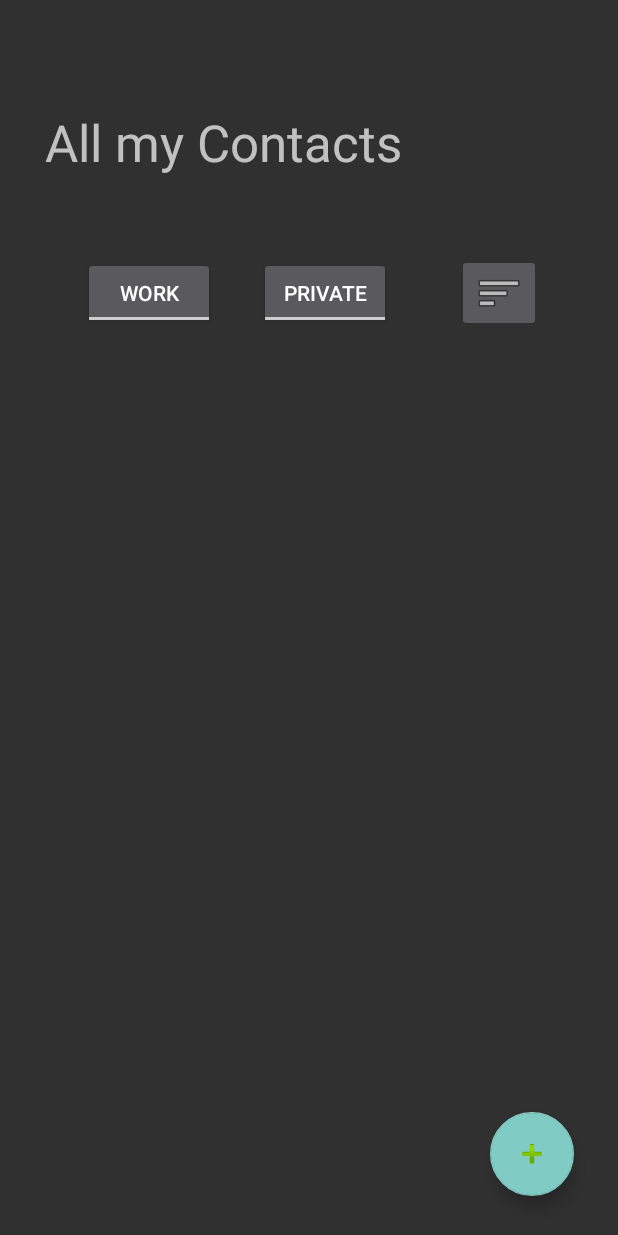
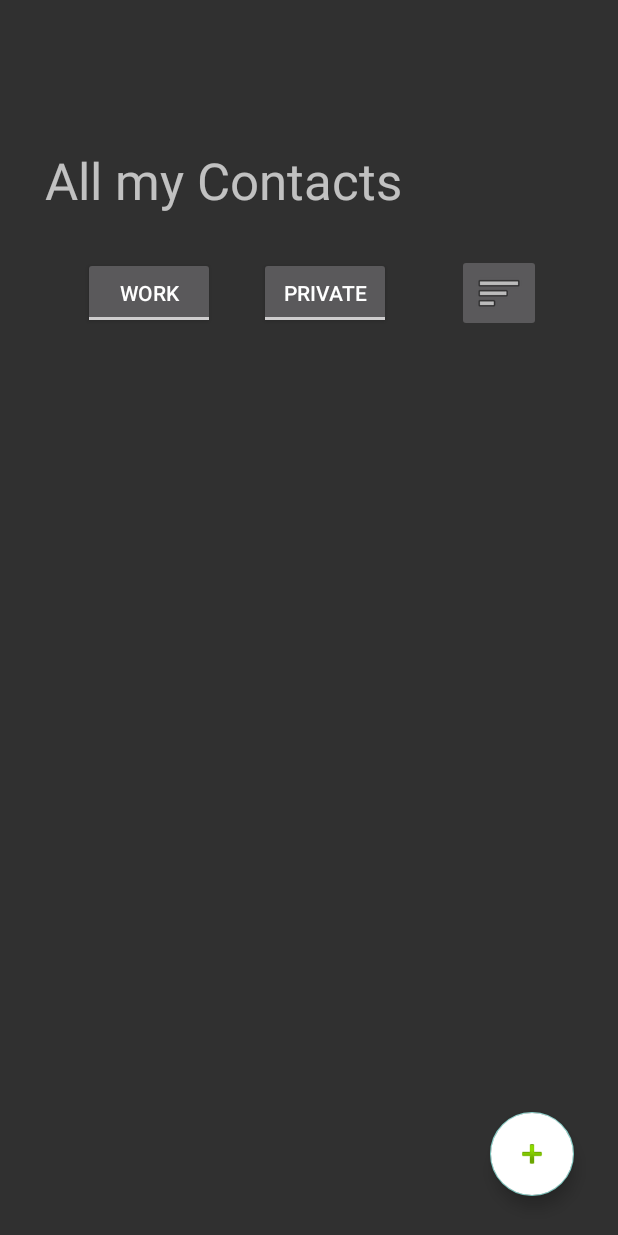
Before and after one commit to MH-p/Vertiefung, an Android app: the MainActivity screen opened directly, with no data from a screen before it, on a phone screen of 412 x 824 dp. Run offline under Robolectric (Android 15) with nearby library versions, the phone set to English and light mode, and no system bars; our stand-ins replace Firebase (no records; nobody signed in at launch, a user with empty details on screens opened directly).

Commit message:
fixing UI

```diff
--- a/app/src/main/java/com/example/vertiefungqrvisitenkartenapp/MainActivity.kt
+++ b/app/src/main/java/com/example/vertiefungqrvisitenkartenapp/MainActivity.kt
@@ -28,6 +28,7 @@ class MainActivity : AppCompatActivity() {
         userRecyclerview.setHasFixedSize(true)
         userArrayList = arrayListOf()
 
+
         configureButtons()
         configureRecyclerView()
 
@@ -43,7 +44,7 @@ class MainActivity : AppCompatActivity() {
         database.addValueEventListener(object : ValueEventListener {
 
             override fun onDataChange(snapshot: DataSnapshot) {
-
+                userArrayList.clear()
                 if (snapshot.exists()) {
 
                     for (userSnapshot in snapshot.children) {
@@ -53,6 +54,7 @@ class MainActivity : AppCompatActivity() {
                     }
                     val adapter = UserRecyclerViewAdapter(userArrayList)
                     userRecyclerview.adapter = adapter
+
 
 
                     adapter.setOnUserClickListener(object :
@@ -73,7 +75,6 @@ class MainActivity : AppCompatActivity() {
 
     }
 
-
     private fun configureButtons() {
         val gotToManageContactsButton = findViewById<FloatingActionButton>(R.id.floatingActionButton)
         gotToManageContactsButton.setOnClickListener {
@@ -82,27 +83,19 @@ class MainActivity : AppCompatActivity() {
         }
     }
 
-
-
     private fun checkIfUserIsAlreadyRegistered() {
         val sharedPreferences = getSharedPreferences("sharedPrefs", Context.MODE_PRIVATE)
         val savedPhoneNumber = sharedPreferences.getString("PHONE_NUMBER", null)
-
         if (savedPhoneNumber.isNullOrBlank()) {
             val intent = Intent(this, UserRegister::class.java)
             startActivity(intent)
         } else {
             phoneNumber=savedPhoneNumber
         }
-
-
     }
-
-
     override fun onBackPressed() {
         super.onBackPressed()
         finish()
     }
 
-
 }
--- a/app/src/main/java/com/example/vertiefungqrvisitenkartenapp/QrCodeScanner.kt
+++ b/app/src/main/java/com/example/vertiefungqrvisitenkartenapp/QrCodeScanner.kt
@@ -60,7 +60,7 @@ package com.example.vertiefungqrvisitenkartenapp
 //            )
 //        } else {
 //            startScanning()
-//            loadAndSaveScannedUser("55")
+//
 //        }
 //    }
 //
--- a/app/src/main/res/layout/activity_main.xml
+++ b/app/src/main/res/layout/activity_main.xml
@@ -7,47 +7,48 @@
     tools:context=".MainActivity">
 
     <ToggleButton
-        android:id="@+id/toggleButton2"
+        android:id="@+id/toggleButtonPrivate"
         android:layout_width="wrap_content"
         android:layout_height="wrap_content"
-        android:text="ToggleButton"
+        android:text="@string/togglebutton"
         android:textOff="Private"
         android:textOn="Private"
         app:layout_constraintBottom_toBottomOf="parent"
-        app:layout_constraintEnd_toStartOf="@+id/imageButton"
+        app:layout_constraintEnd_toStartOf="@+id/listEveryContactImageButton"
         app:layout_constraintHorizontal_bias="0.796"
         app:layout_constraintStart_toStartOf="parent"
         app:layout_constraintTop_toTopOf="parent"
         app:layout_constraintVertical_bias="0.221" />
 
     <TextView
-        android:id="@+id/textView3"
+        android:id="@+id/headerTextView"
         android:layout_width="wrap_content"
         android:layout_height="49dp"
         android:layout_marginTop="72dp"
-        android:text="All my Contacts"
+        android:text="@string/all_my_contacts"
         android:textSize="34sp"
+        app:layout_constraintBottom_toTopOf="@+id/workToggleButton"
         app:layout_constraintEnd_toEndOf="parent"
         app:layout_constraintHorizontal_bias="0.173"
         app:layout_constraintStart_toStartOf="parent"
         app:layout_constraintTop_toTopOf="parent" />
 
     <ToggleButton
-        android:id="@+id/toggleButton"
+        android:id="@+id/workToggleButton"
         android:layout_width="wrap_content"
         android:layout_height="wrap_content"
         android:text="togglebutton"
         android:textOff="work"
         android:textOn="work"
         app:layout_constraintBottom_toBottomOf="parent"
-        app:layout_constraintEnd_toStartOf="@+id/toggleButton2"
+        app:layout_constraintEnd_toStartOf="@+id/toggleButtonPrivate"
         app:layout_constraintHorizontal_bias="0.654"
         app:layout_constraintStart_toStartOf="parent"
         app:layout_constraintTop_toTopOf="parent"
         app:layout_constraintVertical_bias="0.221" />
 
     <ImageButton
-        android:id="@+id/imageButton"
+        android:id="@+id/listEveryContactImageButton"
         android:layout_width="wrap_content"
         android:layout_height="wrap_content"
         android:contentDescription="@string/app_name"
@@ -57,12 +58,14 @@
         app:layout_constraintStart_toStartOf="parent"
         app:layout_constraintTop_toTopOf="parent"
         app:layout_constraintVertical_bias="0.219"
-        app:srcCompat="@android:drawable/ic_menu_sort_by_size" />
+        app:srcCompat="@android:drawable/ic_menu_sort_by_size"
+        tools:ignore="ImageContrastCheck" />
 
     <com.google.android.material.floatingactionbutton.FloatingActionButton
         android:id="@+id/floatingActionButton"
         android:layout_width="wrap_content"
         android:layout_height="wrap_content"
+        android:backgroundTint="@color/design_default_color_on_primary"
         android:clickable="true"
         android:contentDescription="@string/app_name"
         app:layout_constraintBottom_toBottomOf="parent"
@@ -75,7 +78,7 @@
 
     <androidx.recyclerview.widget.RecyclerView
         android:id="@+id/userProfileList"
-        android:layout_width="409dp"
+        android:layout_width="0dp"
         android:layout_height="421dp"
         android:layout_marginStart="1dp"
         android:layout_marginEnd="1dp"
@@ -83,7 +86,7 @@
         app:layout_constraintEnd_toEndOf="parent"
         app:layout_constraintHorizontal_bias="0.0"
         app:layout_constraintStart_toStartOf="parent"
-        app:layout_constraintTop_toTopOf="parent"
-        app:layout_constraintVertical_bias="0.819" />
+        app:layout_constraintTop_toBottomOf="@+id/toggleButtonPrivate"
+        app:layout_constraintVertical_bias="0.288" />
 
 </androidx.constraintlayout.widget.ConstraintLayout>
--- a/app/src/main/res/layout/activity_manage_contacts.xml
+++ b/app/src/main/res/layout/activity_manage_contacts.xml
@@ -9,8 +9,8 @@
 
     <androidx.viewpager2.widget.ViewPager2
         android:id="@+id/contentViewPager"
-        android:layout_width="406dp"
-        android:layout_height="647dp"
+        android:layout_width="0dp"
+        android:layout_height="0dp"
         android:contentDescription="@string/app_name"
         app:layout_constraintBottom_toBottomOf="parent"
         app:layout_constraintEnd_toEndOf="parent"
--- a/app/src/main/res/layout/fragment_qr_generator.xml
+++ b/app/src/main/res/layout/fragment_qr_generator.xml
@@ -4,6 +4,7 @@
     xmlns:tools="http://schemas.android.com/tools"
     android:layout_width="match_parent"
     android:layout_height="match_parent"
+    android:background="@color/white"
     tools:context=".QrGeneratorFragment">
 
     <ImageView
--- a/app/src/main/res/layout/fragment_qr_scanner.xml
+++ b/app/src/main/res/layout/fragment_qr_scanner.xml
@@ -9,9 +9,9 @@
 
     <com.budiyev.android.codescanner.CodeScannerView
         android:id="@+id/scanner_view"
-        android:layout_width="412dp"
-        android:layout_height="450dp"
-        android:layout_marginTop="119dp"
+        android:layout_width="match_parent"
+        android:layout_height="match_parent"
+        android:layout_marginTop="0dp"
         app:layout_constraintBottom_toBottomOf="parent"
         app:layout_constraintEnd_toEndOf="parent"
         app:layout_constraintHorizontal_bias="0.666"
--- a/app/src/main/res/values/strings.xml
+++ b/app/src/main/res/values/strings.xml
@@ -3,4 +3,10 @@
     <!-- TODO: Remove or change this placeholder text -->
     <string name="hello_blank_fragment">Hello blank fragment</string>
     <string name="qrcode">qrCode</string>
+    <string name="togglebutton">ToggleButton</string>
+    <string name="all_my_contacts">All my Contacts</string>
+    <string name="textview">TextView</string>
+    <string name="item">Item</string>
+    <string name="textview3">TextView</string>
+    <string name="todo">TODO</string>
 </resources>
```
Also changed, not shown: app/src/main/java/com/example/vertiefungqrvisitenkartenapp/QrScannerFragment.kt (+2 -8 lines), app/src/main/res/layout/user_view_design.xml (+7 -6 lines).
